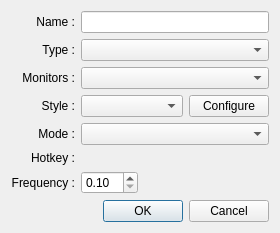
Old version of the form src/gui/seteditdialog.ui in the repository mistic100/UMWP-Autochanger.
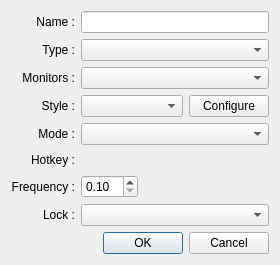
New version of the form. Icons and pictures are not drawn. Custom widgets are drawn as their Qt base class.

Commit message: Allow lock per set

Diff of the .ui file:
```diff
--- a/src/gui/seteditdialog.ui
+++ b/src/gui/seteditdialog.ui
@@ -10,7 +10,7 @@
     <x>0</x>
     <y>0</y>
     <width>280</width>
-    <height>230</height>
+    <height>265</height>
    </rect>
   </property>
   <property name="windowTitle">
@@ -170,7 +170,7 @@
      </item>
     </layout>
    </item>
-   <item row="7" column="0" colspan="2">
+   <item row="8" column="0" colspan="2">
     <widget class="QDialogButtonBox" name="buttonBox">
      <property name="orientation">
       <enum>Qt::Horizontal</enum>
@@ -180,6 +180,19 @@
      </property>
     </widget>
    </item>
+   <item row="7" column="0">
+    <widget class="QLabel" name="label_7">
+     <property name="text">
+      <string>Lock :</string>
+     </property>
+     <property name="alignment">
+      <set>Qt::AlignRight|Qt::AlignTrailing|Qt::AlignVCenter</set>
+     </property>
+    </widget>
+   </item>
+   <item row="7" column="1">
+    <widget class="QComboBoxExt" name="selectLock"/>
+   </item>
   </layout>
  </widget>
  <customwidgets>
```
Left out of the diff: 56 changed lines with no effect on the pictures. The commit also changes 32 other files.
